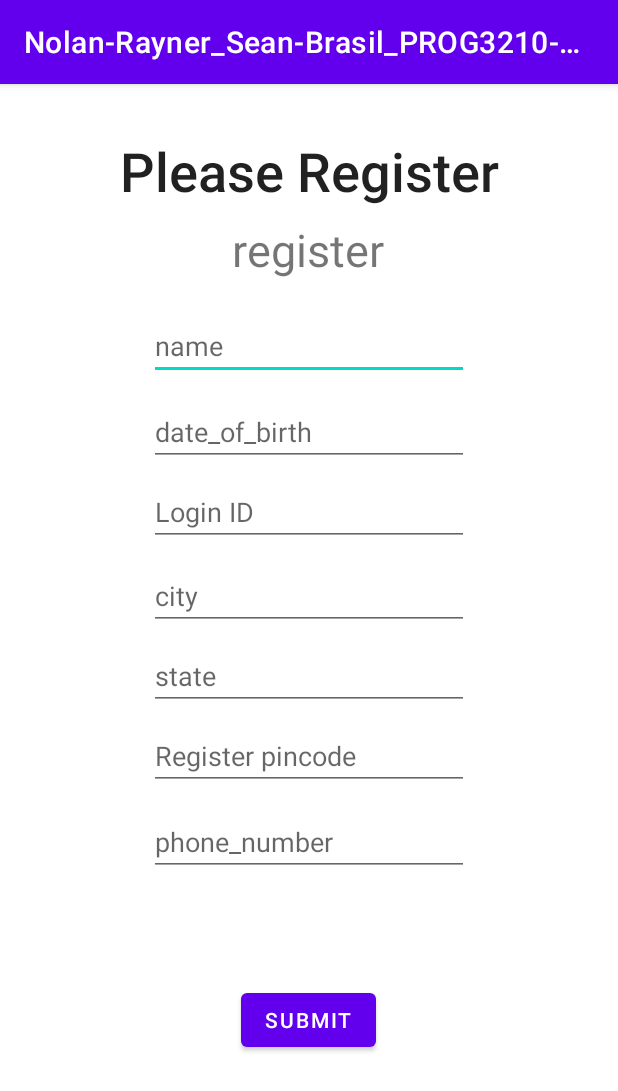
After one commit to Nolan-Git/FinalProject, an Android app: the RegisterPage screen opened directly, with no data from a screen before it, on a phone screen of 412 x 824 dp. The commit adds this screen. Shown: the top 1091 px of the screen. Run offline under Robolectric (Android 15) with nearby library versions, the light colour scheme and no system bars.

Commit message:
Added second databas for login and register.

```diff
--- /dev/null
+++ b/FinalProject/NolanRayner_SeanBrasil_PROG3210-FinalProject/app/src/main/java/com/example/nolan_rayner_sean_brasil_finalproject/RegisterPage.java
@@ -0,0 +1,88 @@
+package com.example.nolan_rayner_sean_brasil_finalproject;
+
+import androidx.appcompat.app.AppCompatActivity;
+
+import android.content.Intent;
+import android.content.SharedPreferences;
+import android.os.Bundle;
+import android.view.View;
+import android.widget.Button;
+import android.widget.EditText;
+import android.widget.Toast;
+
+public class RegisterPage extends AppCompatActivity {
+
+    EditText name, dob, aadhar_number, city, state, pincode, phone_number;
+    Button submit;
+    DBHelper MyDB;
+    SharedPreferences userPreferences;
+
+
+    @Override
+    protected void onCreate(Bundle savedInstanceState) {
+        super.onCreate(savedInstanceState);
+        setContentView(R.layout.activity_register_page);
+
+        name = (EditText) findViewById(R.id.name);
+        dob = (EditText) findViewById(R.id.dob);
+        aadhar_number = (EditText) findViewById(R.id.aadharNumber);
+        city = (EditText) findViewById(R.id.city);
+        state = (EditText) findViewById(R.id.state);
+        pincode = (EditText) findViewById(R.id.pincode);
+        phone_number = (EditText) findViewById(R.id.phonenumber);
+
+        submit = (Button) findViewById(R.id.submit);
+
+        MyDB = new DBHelper(this);
+
+        submit.setOnClickListener(new View.OnClickListener() {
+            @Override
+            public void onClick(View view) {
+                String namee = name.getText().toString();
+                String dobb = dob.getText().toString();
+                String aadhar_numberr = aadhar_number.getText().toString();
+                String cityy = city.getText().toString();
+                String statee = state.getText().toString();
+                String pincodee = pincode.getText().toString();
+                String phone_numberr = phone_number.getText().toString();
+
+                if(aadhar_numberr.equals("") || namee.equals("") || dobb.equals("") || cityy.equals("") || statee.equals("") || pincodee.equals("") || phone_numberr.equals(""))
+                {
+                    Toast.makeText(RegisterPage.this, "Fill all the fields", Toast.LENGTH_SHORT).show();
+                }
+
+                else
+                {
+                    Boolean result = MyDB.checkaadhar(aadhar_numberr);
+                    if(result == false)
+                    {
+                        Boolean res = MyDB.insertData(namee, dobb, aadhar_numberr, cityy, statee, pincodee, phone_numberr);
+                        if(res==true)
+                        {
+                            Toast.makeText(RegisterPage.this,"Registration Successful!", Toast.LENGTH_SHORT).show();
+                            //SharedPreferences.Editor prefEditor = userPreferences.edit();
+                            //String Username = MyDB.getName(aadhar_numberr);
+                            //prefEditor.putString("UserName",Username);
+                            //Boolean isAdmin = MyDB.isAdmin(aadhar_numberr);
+                            //prefEditor.putBoolean("isAdmin",isAdmin);
+
+
+                            Intent intent = new Intent(getApplicationContext(), HomePageActivity.class);
+                            startActivity(intent);
+                        }
+                        else
+                        {
+                            Toast.makeText(RegisterPage.this,"Registration Failed!", Toast.LENGTH_SHORT).show();
+                        }
+                    }
+                    else{
+                        Toast.makeText(RegisterPage.this, "User already exists.\n Please Login", Toast.LENGTH_SHORT).show();
+                        Intent intent = new Intent(getApplicationContext(), LoginPage.class);
+                        startActivity(intent);
+                    }
+
+                }
+            }
+        });
+    }
+}
--- /dev/null
+++ b/FinalProject/NolanRayner_SeanBrasil_PROG3210-FinalProject/app/src/main/res/layout/activity_register_page.xml
@@ -0,0 +1,177 @@
+<?xml version="1.0" encoding="utf-8"?>
+<androidx.constraintlayout.widget.ConstraintLayout xmlns:android="http://schemas.android.com/apk/res/android"
+    xmlns:app="http://schemas.android.com/apk/res-auto"
+    xmlns:tools="http://schemas.android.com/tools"
+    android:layout_width="match_parent"
+    android:layout_height="match_parent"
+    tools:context=".RegisterPage">
+
+
+    <TextView
+        android:id="@+id/textViewRegister"
+        android:layout_width="wrap_content"
+        android:layout_height="wrap_content"
+        android:layout_marginTop="8dp"
+        android:layout_marginBottom="8dp"
+        android:text="Please Register"
+        android:textAppearance="@style/TextAppearance.AppCompat.Body2"
+        android:textSize="36sp"
+        app:layout_constraintBottom_toBottomOf="parent"
+        app:layout_constraintLeft_toLeftOf="parent"
+        app:layout_constraintRight_toRightOf="parent"
+        app:layout_constraintTop_toTopOf="parent"
+        app:layout_constraintVertical_bias="0.036" />
+
+
+    <EditText
+        android:id="@+id/name"
+        android:layout_width="wrap_content"
+        android:layout_height="wrap_content"
+        android:layout_marginStart="8dp"
+        android:layout_marginEnd="8dp"
+        android:layout_marginBottom="8dp"
+        android:autofillHints=""
+        android:ems="10"
+        android:hint="name"
+        android:inputType="textPersonName"
+        app:layout_constraintBottom_toBottomOf="parent"
+        app:layout_constraintEnd_toEndOf="parent"
+        app:layout_constraintHorizontal_bias="0.5"
+        app:layout_constraintStart_toStartOf="parent"
+        app:layout_constraintTop_toBottomOf="@+id/loginpage"
+        app:layout_constraintVertical_bias="0.037" />
+
+    <TextView
+        android:id="@+id/loginpage"
+        android:layout_width="wrap_content"
+        android:layout_height="wrap_content"
+        android:layout_marginStart="8dp"
+        android:layout_marginTop="8dp"
+        android:layout_marginEnd="8dp"
+        android:text="register"
+        android:textSize="30sp"
+        app:layout_constraintEnd_toEndOf="parent"
+        app:layout_constraintHorizontal_bias="0.498"
+        app:layout_constraintStart_toStartOf="parent"
+        app:layout_constraintTop_toBottomOf="@+id/textViewRegister" />
+
+    <EditText
+        android:id="@+id/dob"
+        android:layout_width="wrap_content"
+        android:layout_height="wrap_content"
+        android:layout_marginStart="8dp"
+        android:layout_marginTop="8dp"
+        android:layout_marginEnd="8dp"
+        android:layout_marginBottom="8dp"
+        android:ems="10"
+        android:hint="date_of_birth"
+        android:importantForAutofill="no"
+        android:inputType="date"
+        app:layout_constraintBottom_toBottomOf="parent"
+        app:layout_constraintEnd_toEndOf="parent"
+        app:layout_constraintStart_toStartOf="parent"
+        app:layout_constraintTop_toBottomOf="@+id/name"
+        app:layout_constraintVertical_bias="0.008" />
+
+    <EditText
+        android:id="@+id/aadharNumber"
+        android:layout_width="wrap_content"
+        android:layout_height="wrap_content"
+        android:layout_marginStart="8dp"
+        android:layout_marginTop="8dp"
+        android:layout_marginEnd="8dp"
+        android:autofillHints=""
+        android:ems="10"
+        android:hint="Login ID"
+        android:inputType="number"
+        app:layout_constraintEnd_toEndOf="parent"
+        app:layout_constraintStart_toStartOf="parent"
+        app:layout_constraintTop_toBottomOf="@+id/dob" />
+
+    <EditText
+        android:id="@+id/pincode"
+        android:layout_width="wrap_content"
+        android:layout_height="wrap_content"
+        android:layout_marginStart="8dp"
+        android:layout_marginTop="8dp"
+        android:layout_marginEnd="8dp"
+        android:layout_marginBottom="8dp"
+        android:autofillHints=""
+        android:ems="10"
+        android:hint="Register pincode"
+        android:inputType="number"
+        app:layout_constraintBottom_toBottomOf="parent"
+        app:layout_constraintEnd_toEndOf="parent"
+        app:layout_constraintStart_toStartOf="parent"
+        app:layout_constraintTop_toBottomOf="@+id/state"
+        app:layout_constraintVertical_bias="0.0" />
+
+    <EditText
+        android:id="@+id/phonenumber"
+        android:layout_width="wrap_content"
+        android:layout_height="wrap_content"
+        android:layout_marginStart="8dp"
+        android:layout_marginTop="8dp"
+        android:layout_marginEnd="8dp"
+        android:layout_marginBottom="8dp"
+        android:autofillHints=""
+        android:ems="10"
+        android:hint="phone_number"
+        android:inputType="phone"
+        app:layout_constraintBottom_toBottomOf="parent"
+        app:layout_constraintEnd_toEndOf="parent"
+        app:layout_constraintStart_toStartOf="parent"
+        app:layout_constraintTop_toBottomOf="@+id/pincode"
+        app:layout_constraintVertical_bias="0.017" />
+
+    <Button
+        android:id="@+id/submit"
+        android:layout_width="wrap_content"
+        android:layout_height="wrap_content"
+        android:layout_marginStart="8dp"
+        android:layout_marginTop="8dp"
+        android:layout_marginEnd="8dp"
+        android:layout_marginBottom="56dp"
+        android:text="submit"
+        app:layout_constraintBottom_toBottomOf="parent"
+        app:layout_constraintEnd_toEndOf="parent"
+        app:layout_constraintHorizontal_bias="0.498"
+        app:layout_constraintStart_toStartOf="parent"
+        app:layout_constraintTop_toBottomOf="@+id/phonenumber" />
+
+    <EditText
+        android:id="@+id/city"
+        android:layout_width="wrap_content"
+        android:layout_height="wrap_content"
+        android:layout_marginStart="8dp"
+        android:layout_marginTop="8dp"
+        android:layout_marginEnd="8dp"
+        android:layout_marginBottom="8dp"
+        android:ems="10"
+        android:hint="city"
+        android:importantForAutofill="no"
+        android:inputType="textPersonName"
+        app:layout_constraintBottom_toBottomOf="parent"
+        app:layout_constraintEnd_toEndOf="parent"
+        app:layout_constraintStart_toStartOf="parent"
+        app:layout_constraintTop_toBottomOf="@+id/aadharNumber"
+        app:layout_constraintVertical_bias="0.007" />
+
+    <EditText
+        android:id="@+id/state"
+        android:layout_width="wrap_content"
+        android:layout_height="wrap_content"
+        android:layout_marginStart="8dp"
+        android:layout_marginTop="8dp"
+        android:layout_marginEnd="8dp"
+        android:layout_marginBottom="8dp"
+        android:autofillHints=""
+        android:ems="10"
+        android:hint="state"
+        android:inputType="textPersonName"
+        app:layout_constraintBottom_toBottomOf="parent"
+        app:layout_constraintEnd_toEndOf="parent"
+        app:layout_constraintStart_toStartOf="parent"
+        app:layout_constraintTop_toBottomOf="@+id/city"
+        app:layout_constraintVertical_bias="0.0" />
+</androidx.constraintlayout.widget.ConstraintLayout>
--- a/FinalProject/NolanRayner_SeanBrasil_PROG3210-FinalProject/app/src/main/res/layout/birdlist_rows.xml
+++ b/FinalProject/NolanRayner_SeanBrasil_PROG3210-FinalProject/app/src/main/res/layout/birdlist_rows.xml
@@ -43,7 +43,7 @@
             android:weightSum="2">
             <!--text view for our course tracks-->
             <TextView
-                android:id="@+id/textView13"
+                android:id="@+id/textViewBL"
                 android:layout_width="0dp"
                 android:layout_height="wrap_content"
                 android:layout_weight="1"
@@ -66,7 +66,7 @@
             android:orientation="horizontal"
             android:weightSum="2">
             <TextView
-                android:id="@+id/textView13"
+                android:id="@+id/textViewBS"
                 android:layout_width="0dp"
                 android:layout_height="wrap_content"
                 android:layout_weight="1"
@@ -85,7 +85,7 @@
 
         <!--text view for our course description-->
         <TextView
-            android:id="@+id/textView13"
+            android:id="@+id/textViewBD"
             android:layout_width="86dp"
             android:layout_height="wrap_content"
             android:layout_weight="1"
```
Also changed, not shown: FinalProject/NolanRayner_SeanBrasil_PROG3210-FinalProject/app/src/main/AndroidManifest.xml (+14 -0 lines), FinalProject/NolanRayner_SeanBrasil_PROG3210-FinalProject/app/src/main/java/com/example/nolan_rayner_sean_brasil_finalproject/DBHelper.java (added, +84 -0 lines), FinalProject/NolanRayner_SeanBrasil_PROG3210-FinalProject/app/src/main/java/com/example/nolan_rayner_sean_brasil_finalproject/HomePageActivity.java (+18 -0 lines), FinalProject/NolanRayner_SeanBrasil_PROG3210-FinalProject/app/src/main/java/com/example/nolan_rayner_sean_brasil_finalproject/LoginPage.java (added, +68 -0 lines), FinalProject/NolanRayner_SeanBrasil_PROG3210-FinalProject/app/src/main/java/com/example/nolan_rayner_sean_brasil_finalproject/MainActivity.java (+31 -5 lines), FinalProject/NolanRayner_SeanBrasil_PROG3210-FinalProject/app/src/main/res/layout/activity_home_page.xml (+13 -0 lines), FinalProject/NolanRayner_SeanBrasil_PROG3210-FinalProject/app/src/main/res/layout/activity_login_page.xml (added, +76 -0 lines), FinalProject/NolanRayner_SeanBrasil_PROG3210-FinalProject/app/src/main/res/layout/activity_main.xml (+26 -8 lines).
